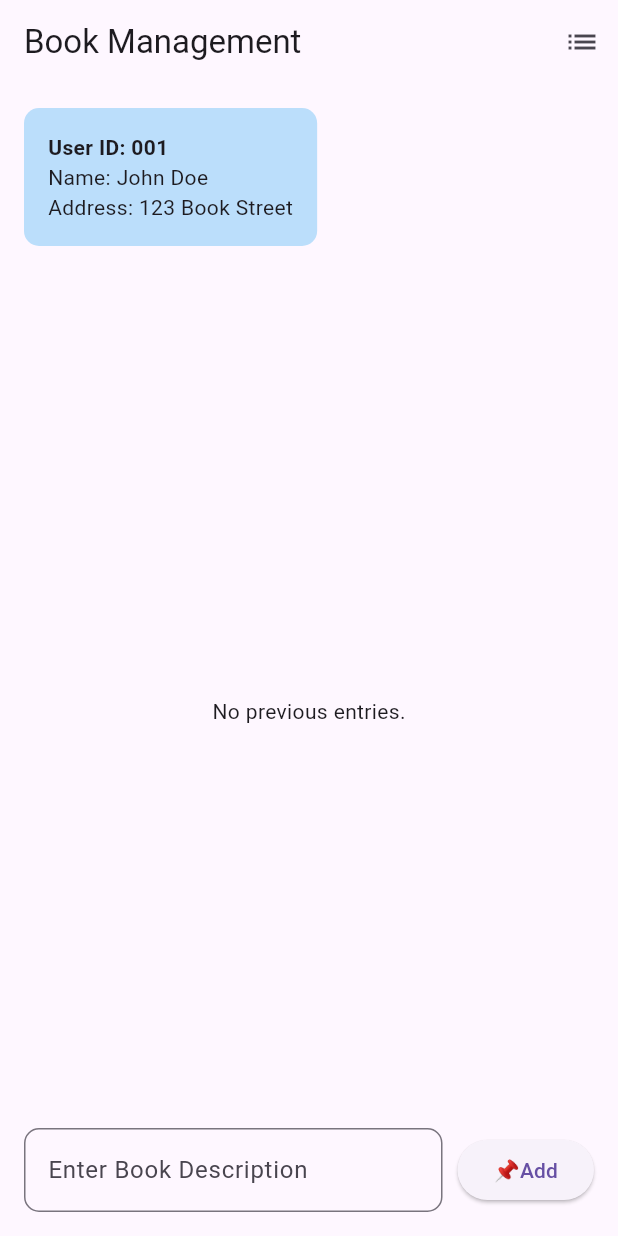
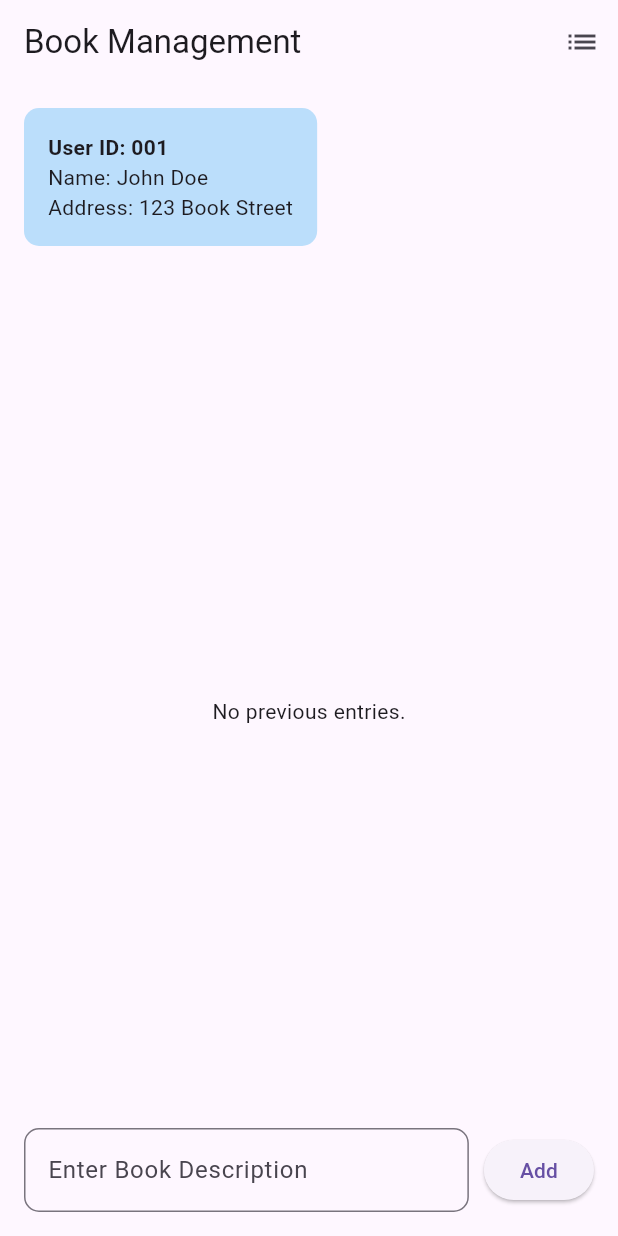
Before and after one commit to Nimdinu-Weerathunga/flutter-mini-book-managment-app, a Flutter app: the screen it shows after launch, on a phone screen of 412 x 824 dp. Run offline on Flutter 3.47's test engine with Material 3 defaults, Android fonts, the phone set to English and light mode, and no system bars.

Commit message:
All are correct successfully

```diff
--- a/lib/home_page.dart
+++ b/lib/home_page.dart
@@ -116,7 +116,7 @@ class _HomePageState extends State<HomePage> {
                 const SizedBox(width: 10),
                 ElevatedButton(
                   onPressed: _addBook,
-                  child: const Text("📌Add"),
+                  child: const Text("Add"),
                 ),
               ],
             ),
```
